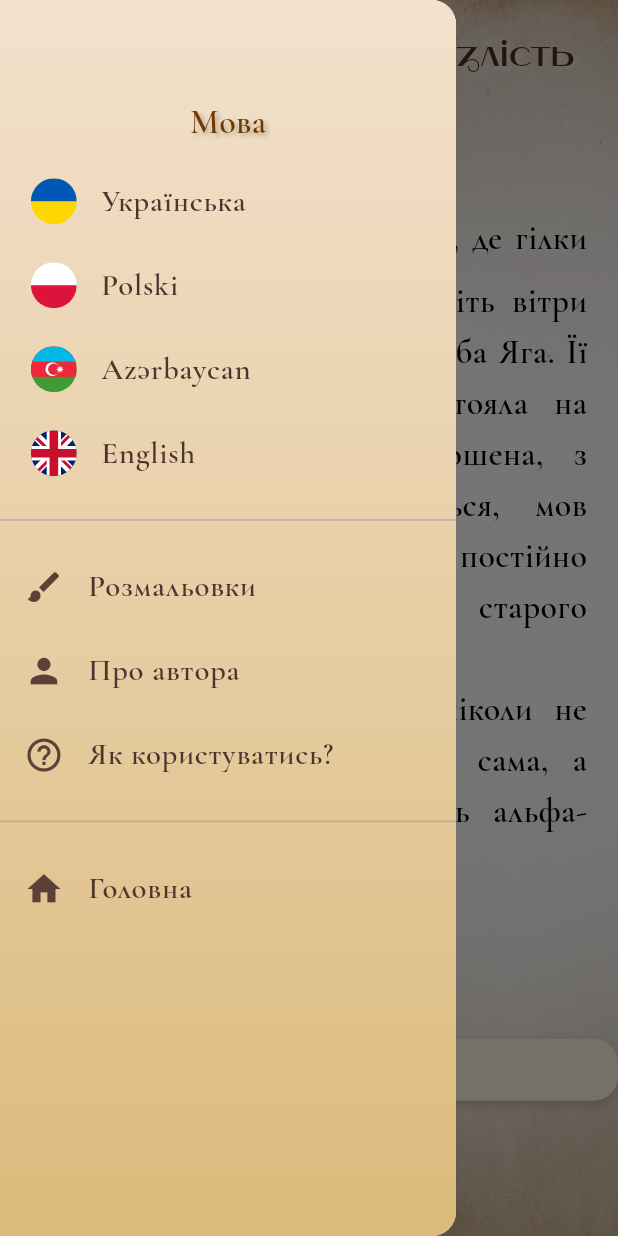
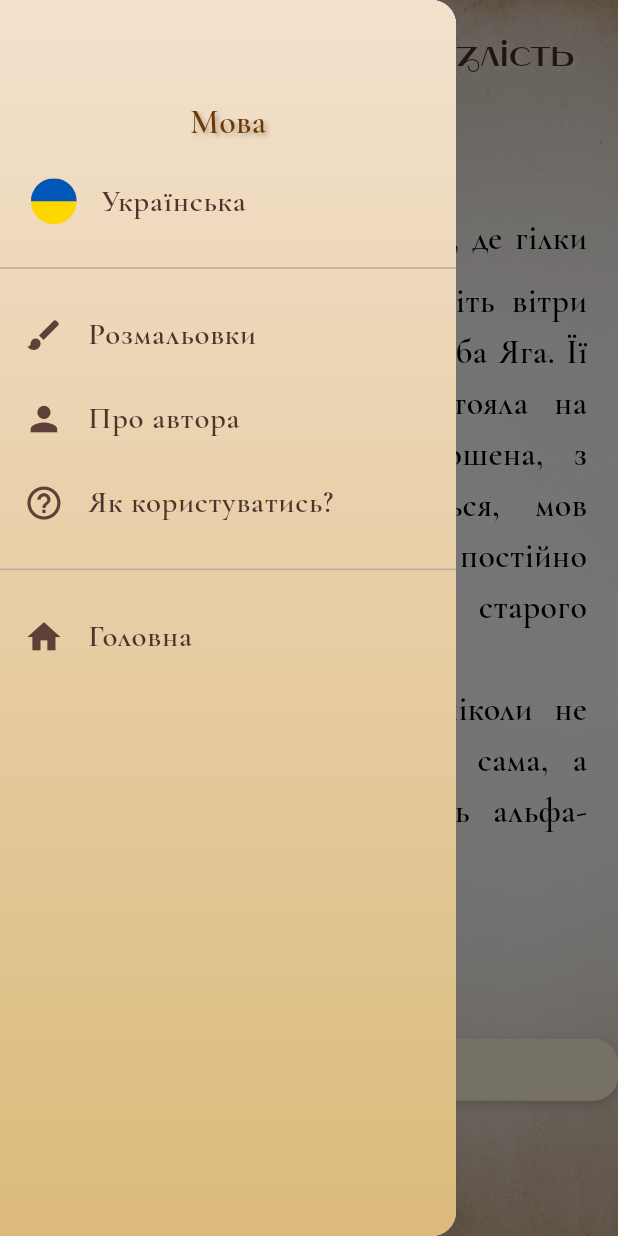
Before and after one commit to SergiyKlymenko/yaga_storybook_app, a Flutter app: the BookPageScreen screen opened directly, with the side drawer open, on a phone screen of 412 x 824 dp. Run offline on Flutter 3.47's test engine with Material 3 defaults, Android fonts, the light colour scheme and no system bars; our stand-ins replace flutter_dotenv, flutter_svg, just_audio, lucide_icons; missing offline and left inert: dart:ffi, turn_page_transition; generated files the repository leaves out were written again.

Commit message:
comment langs

```diff
--- a/lib/widgets/storybook_drawer.dart
+++ b/lib/widgets/storybook_drawer.dart
@@ -67,12 +67,12 @@ class StorybookDrawer extends StatelessWidget {
             SizedBox(height: verticalPadding / 2),
             _languageTile(context, 'Українська', 'assets/icons/flags/ua.svg',
                 const Locale('uk'), fontSize, horizontalPadding),
-            _languageTile(context, 'Polski', 'assets/icons/flags/pl.svg',
+            /*  _languageTile(context, 'Polski', 'assets/icons/flags/pl.svg',
                 const Locale('pl'), fontSize, horizontalPadding),
             _languageTile(context, 'Azərbaycan', 'assets/icons/flags/az.svg',
                 const Locale('az'), fontSize, horizontalPadding),
             _languageTile(context, 'English', 'assets/icons/flags/gb.svg',
-                const Locale('en'), fontSize, horizontalPadding),
+                const Locale('en'), fontSize, horizontalPadding), */
             Divider(height: screenHeight * 0.04, color: Colors.brown.shade200),
             _iconTile(
                 context, Icons.brush, loc.coloring, '/coloring', fontSize),
```
